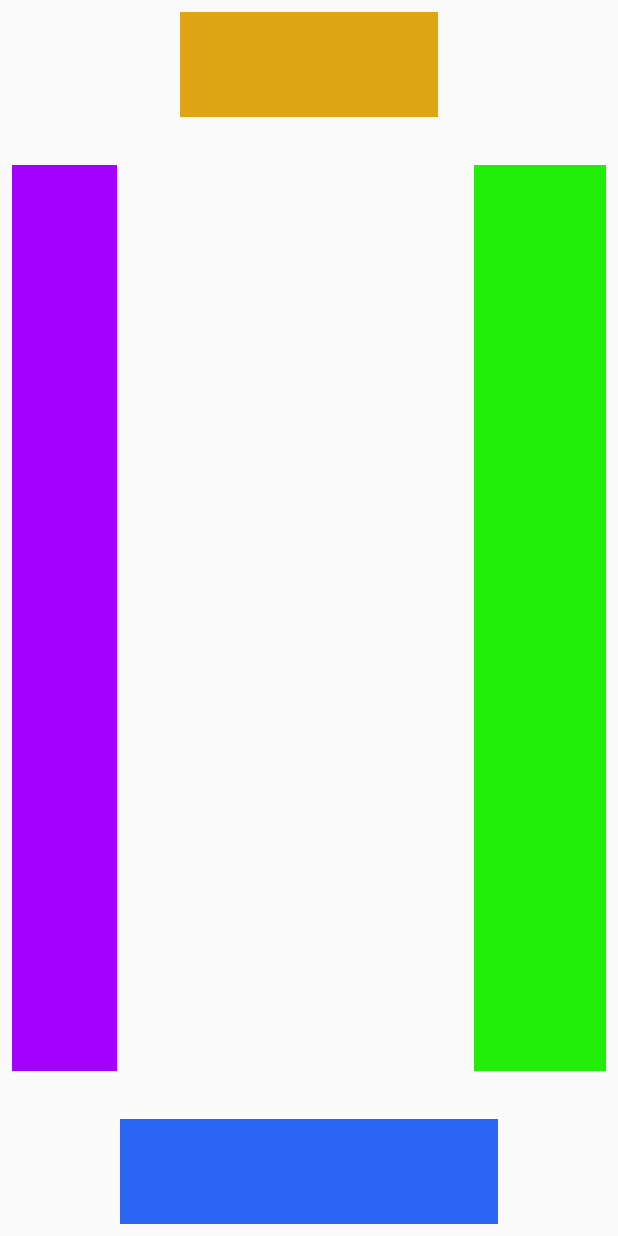
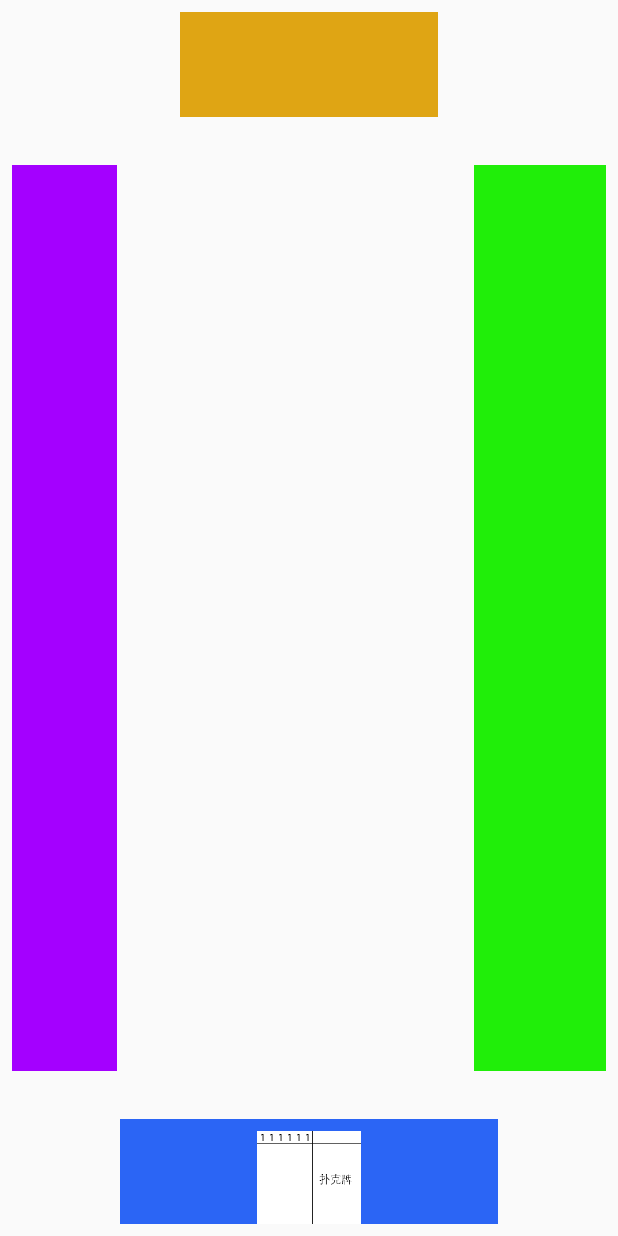
Before and after one commit to LinZong/ChuoDaidi, an Android app: the layout activity_main.xml on its own in the app's theme, with its tools: preview values and no code run, on a phone screen of 412 x 824 dp. Run offline under Robolectric (Android 15) with nearby library versions, the phone set to English and light mode, and no system bars.

Commit message:
prepare layouts

```diff
--- a/app/src/main/AndroidManifest.xml
+++ b/app/src/main/AndroidManifest.xml
@@ -10,10 +10,10 @@
             android:roundIcon="@mipmap/ic_launcher_round"
             android:supportsRtl="true"
             android:theme="@style/AppTheme">
-        <activity android:name=".MainActivity">
+        <activity android:name=".Activity.MainActivity"
+                  android:screenOrientation="landscape">
             <intent-filter>
                 <action android:name="android.intent.action.MAIN"/>
-
                 <category android:name="android.intent.category.LAUNCHER"/>
             </intent-filter>
         </activity>
--- a/app/src/main/java/com/nemesiss/chuodaidi/ChuoDaidiActivity.java
+++ b/app/src/main/java/com/nemesiss/chuodaidi/Activity/ChuoDaidiActivity.java
@@ -1,4 +1,4 @@
-package com.nemesiss.chuodaidi;
+package com.nemesiss.chuodaidi.Activity;
 
 import android.os.Bundle;
 import android.os.PersistableBundle;
@@ -13,4 +13,9 @@ public class ChuoDaidiActivity extends AppCompatActivity
         super.onCreate(savedInstanceState, persistentState);
         Scale = getResources().getDisplayMetrics().density;
     }
+
+    public static float getScale() {
+        return Scale;
+    }
+
 }
--- a/app/src/main/java/com/nemesiss/chuodaidi/MainActivity.java
+++ b/app/src/main/java/com/nemesiss/chuodaidi/Activity/MainActivity.java
@@ -1,8 +1,9 @@
-package com.nemesiss.chuodaidi;
+package com.nemesiss.chuodaidi.Activity;
 
 import android.support.v7.app.AppCompatActivity;
 import android.os.Bundle;
 import android.widget.LinearLayout;
+import com.nemesiss.chuodaidi.R;
 
 public class MainActivity extends AppCompatActivity {
 
@@ -25,4 +26,8 @@ public class MainActivity extends AppCompatActivity {
     }
 
 
+    private void MeasurePokes()
+    {
+
+    }
 }
--- a/app/src/main/res/layout/activity_main.xml
+++ b/app/src/main/res/layout/activity_main.xml
@@ -5,9 +5,10 @@
         xmlns:app="http://schemas.android.com/apk/res-auto"
         android:layout_width="match_parent"
         android:layout_height="match_parent"
-        tools:context=".MainActivity">
+        tools:context=".Activity.MainActivity">
 
-    <LinearLayout android:layout_width="0dp" android:layout_height="70dp"
+    <LinearLayout android:layout_width="0dp"
+                  android:layout_height="70dp"
                   android:layout_marginBottom="8dp"
                   app:layout_constraintBottom_toBottomOf="parent" app:layout_constraintStart_toStartOf="parent"
                   android:layout_marginStart="80dp" app:layout_constraintEnd_toEndOf="parent"
@@ -15,7 +16,26 @@
                   android:background="#2B65F5"
                   android:id="@+id/SelfPokeCollection"
                   android:orientation="horizontal"
-    />
+                  android:gravity="center_horizontal|bottom"
+    >
+        <ImageView android:layout_width="39dp" android:layout_height="62dp"
+                   android:src="@drawable/poke_card_1"/>
+        <ImageView android:layout_width="39dp" android:layout_height="62dp"
+                   android:layout_marginStart="-33dp"
+                   android:src="@drawable/poke_card_1"/>
+        <ImageView android:layout_width="39dp" android:layout_height="62dp"
+                   android:layout_marginStart="-33dp"
+                   android:src="@drawable/poke_card_1"/>
+        <ImageView android:layout_width="39dp" android:layout_height="62dp"
+                   android:layout_marginStart="-33dp"
+                   android:src="@drawable/poke_card_1"/>
+        <ImageView android:layout_width="39dp" android:layout_height="62dp"
+                   android:layout_marginStart="-33dp"
+                   android:src="@drawable/poke_card_1"/>
+        <ImageView android:layout_width="39dp" android:layout_height="62dp"
+                   android:layout_marginStart="-33dp"
+                   android:src="@drawable/poke_card_1"/>
+    </LinearLayout>
 
     <LinearLayout android:layout_width="70dp" android:layout_height="0dp"
                   android:background="#A400FF"
```
Also changed, not shown: 2 other files.
